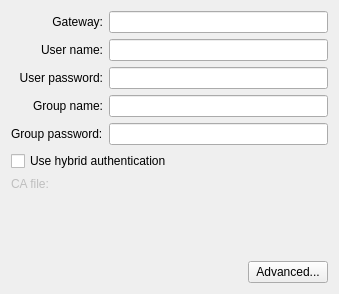
Qt form vpn/vpnc/vpnc.ui (KDE/plasma-nm) before a commit.
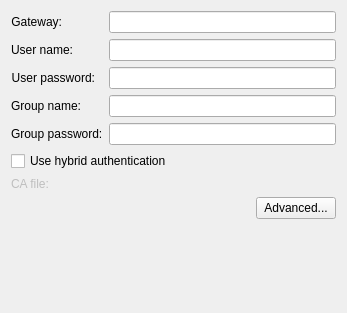
The same form after that commit. Custom widgets are drawn as their Qt base class.

Commit message: VPN plugins: fix broken layout when using password field

The edit to the form file:
```diff
--- a/vpn/vpnc/vpnc.ui
+++ b/vpn/vpnc/vpnc.ui
@@ -7,12 +7,65 @@
    <rect>
     <x>0</x>
     <y>0</y>
-    <width>339</width>
-    <height>294</height>
+    <width>347</width>
+    <height>313</height>
    </rect>
   </property>
-  <layout class="QGridLayout" name="gridLayout">
-   <item row="2" column="2">
+  <layout class="QFormLayout" name="formLayout">
+   <item row="0" column="0">
+    <widget class="QLabel" name="label">
+     <property name="text">
+      <string>Gateway:</string>
+     </property>
+     <property name="alignment">
+      <set>Qt::AlignRight|Qt::AlignTrailing|Qt::AlignVCenter</set>
+     </property>
+     <property name="buddy">
+      <cstring>gateway</cstring>
+     </property>
+    </widget>
+   </item>
+   <item row="0" column="1">
+    <widget class="QLineEdit" name="gateway">
+     <property name="toolTip">
+      <string>IP/hostname of IPsec gateway.</string>
+     </property>
+    </widget>
+   </item>
+   <item row="1" column="0">
+    <widget class="QLabel" name="label_2">
+     <property name="text">
+      <string>User name:</string>
+     </property>
+     <property name="alignment">
+      <set>Qt::AlignRight|Qt::AlignTrailing|Qt::AlignVCenter</set>
+     </property>
+     <property name="buddy">
+      <cstring>user</cstring>
+     </property>
+    </widget>
+   </item>
+   <item row="1" column="1">
+    <widget class="QLineEdit" name="user">
+     <property name="toolTip">
+      <string>User name for the connection.</string>
+     </property>
+    </widget>
+   </item>
+   <item row="2" column="0">
+    <widget class="QLabel" name="label_3">
+     <property name="text">
+      <string>User password:</string>
+     </property>
+     <property name="alignment">
+      <set>Qt::AlignRight|Qt::AlignTrailing|Qt::AlignVCenter</set>
+     </property>
+     <property name="buddy">
+      <cstring>userPassword</cstring>
+     </property>
+    </widget>
+   </item>
+   <item row="2" column="1">
     <layout class="QHBoxLayout" name="horizontalLayout">
      <item>
       <widget class="PasswordField" name="userPassword">
@@ -32,44 +85,27 @@
      </item>
     </layout>
    </item>
-   <item row="5" column="0" colspan="3">
-    <widget class="QCheckBox" name="useHybridAuth">
-     <property name="toolTip">
-      <string>Enable hybrid authentication, i.e. use certificate in addition to password.</string>
-     </property>
+   <item row="3" column="0">
+    <widget class="QLabel" name="label_4">
      <property name="text">
-      <string>Use hybrid authentication</string>
+      <string>Group name:</string>
+     </property>
+     <property name="alignment">
+      <set>Qt::AlignRight|Qt::AlignTrailing|Qt::AlignVCenter</set>
+     </property>
+     <property name="buddy">
+      <cstring>group</cstring>
      </property>
     </widget>
    </item>
-   <item row="0" column="2">
-    <widget class="QLineEdit" name="gateway">
+   <item row="3" column="1">
+    <widget class="QLineEdit" name="group">
      <property name="toolTip">
       <string>IP/hostname of IPsec gateway.</string>
      </property>
     </widget>
    </item>
-   <item row="4" column="2">
-    <layout class="QHBoxLayout" name="horizontalLayout_2">
-     <item>
-      <widget class="PasswordField" name="groupPassword">
-       <property name="sizePolicy">
-        <sizepolicy hsizetype="MinimumExpanding" vsizetype="Fixed">
-         <horstretch>0</horstretch>
-         <verstretch>0</verstretch>
-        </sizepolicy>
-       </property>
-       <property name="toolTip">
-        <string>Group password.</string>
-       </property>
-       <property name="passwordModeEnabled" stdset="0">
-        <bool>true</bool>
-       </property>
-      </widget>
-     </item>
-    </layout>
-   </item>
-   <item row="4" column="0" colspan="2">
+   <item row="4" column="0">
     <widget class="QLabel" name="label_5">
      <property name="text">
       <string>Group password:</string>
@@ -79,6 +115,36 @@
      </property>
     </widget>
    </item>
+   <item row="4" column="1">
+    <layout class="QHBoxLayout" name="horizontalLayout_2">
+     <item>
+      <widget class="PasswordField" name="groupPassword">
+       <property name="sizePolicy">
+        <sizepolicy hsizetype="MinimumExpanding" vsizetype="Fixed">
+         <horstretch>0</horstretch>
+         <verstretch>0</verstretch>
+        </sizepolicy>
+       </property>
+       <property name="toolTip">
+        <string>Group password.</string>
+       </property>
+       <property name="passwordModeEnabled" stdset="0">
+        <bool>true</bool>
+       </property>
+      </widget>
+     </item>
+    </layout>
+   </item>
+   <item row="5" column="0" colspan="2">
+    <widget class="QCheckBox" name="useHybridAuth">
+     <property name="toolTip">
+      <string>Enable hybrid authentication, i.e. use certificate in addition to password.</string>
+     </property>
+     <property name="text">
+      <string>Use hybrid authentication</string>
+     </property>
+    </widget>
+   </item>
    <item row="6" column="0">
     <widget class="QLabel" name="label_6">
      <property name="enabled">
@@ -92,34 +158,7 @@
      </property>
     </widget>
    </item>
-   <item row="1" column="2">
-    <widget class="QLineEdit" name="user">
-     <property name="toolTip">
-      <string>User name for the connection.</string>
-     </property>
-    </widget>
-   </item>
-   <item row="3" column="2">
-    <widget class="QLineEdit" name="group">
-     <property name="toolTip">
-      <string>Group name</string>
-     </property>
-    </widget>
-   </item>
-   <item row="2" column="0" colspan="2">
-    <widget class="QLabel" name="label_3">
-     <property name="text">
-      <string>User password:</string>
-     </property>
-     <property name="alignment">
-      <set>Qt::AlignRight|Qt::AlignTrailing|Qt::AlignVCenter</set>
-     </property>
-     <property name="buddy">
-      <cstring>userPassword</cstring>
-     </property>
-    </widget>
-   </item>
-   <item row="6" column="2">
+   <item row="6" column="1">
     <widget class="KUrlRequester" name="caFile">
      <property name="enabled">
       <bool>false</bool>
@@ -132,7 +171,7 @@
      </property>
     </widget>
    </item>
-   <item row="8" column="2">
+   <item row="8" column="1">
     <layout class="QHBoxLayout" name="horizontalLayout_3">
      <item>
       <spacer name="horizontalSpacer">
@@ -156,46 +195,7 @@
      </item>
     </layout>
    </item>
-   <item row="3" column="0" colspan="2">
-    <widget class="QLabel" name="label_4">
-     <property name="text">
-      <string>Group name:</string>
-     </property>
-     <property name="alignment">
-      <set>Qt::AlignRight|Qt::AlignTrailing|Qt::AlignVCenter</set>
-     </property>
-     <property name="buddy">
-      <cstring>group</cstring>
-     </property>
-    </widget>
-   </item>
-   <item row="1" column="0" colspan="2">
-    <widget class="QLabel" name="label_2">
-     <property name="text">
-      <string>User name:</string>
-     </property>
-     <property name="alignment">
-      <set>Qt::AlignRight|Qt::AlignTrailing|Qt::AlignVCenter</set>
-     </property>
-     <property name="buddy">
-      <cstring>user</cstring>
-     </property>
-    </widget>
-   </item>
-   <item row="0" column="0" colspan="2">
-    <widget class="QLabel" name="label">
-     <property name="text">
-      <string>Gateway:</string>
-     </property>
-     <property name="alignment">
-      <set>Qt::AlignRight|Qt::AlignTrailing|Qt::AlignVCenter</set>
-     </property>
-     <property name="buddy">
-      <cstring>gateway</cstring>
-     </property>
-    </widget>
-   </item>
-   <item row="7" column="0" colspan="3">
+   <item row="9" column="1">
     <spacer name="verticalSpacer">
      <property name="orientation">
       <enum>Qt::Vertical</enum>
```
Left out of the diff: 2 changed lines with no effect on the pictures. The commit also changes 6 other files.
